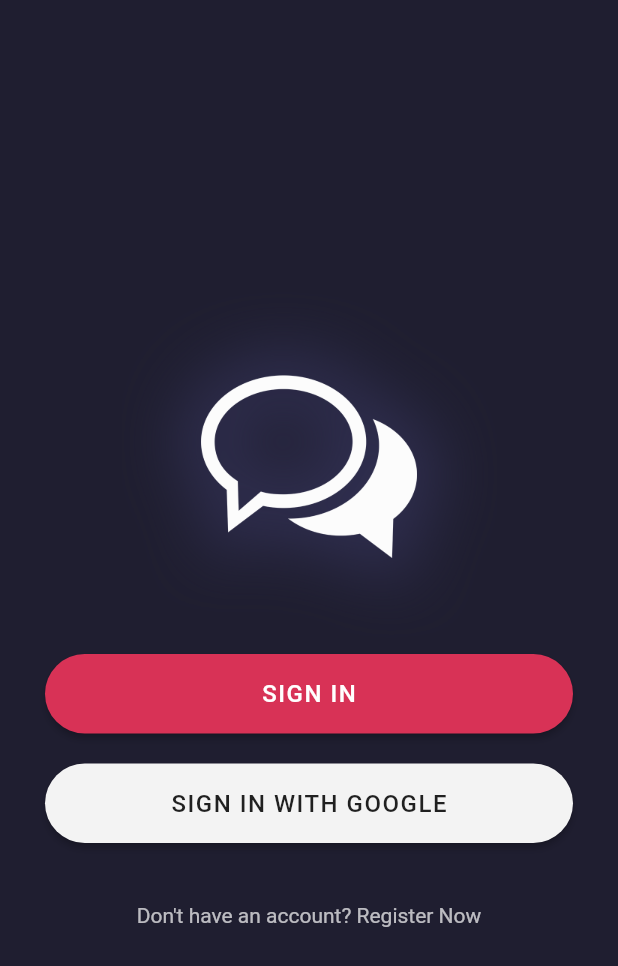
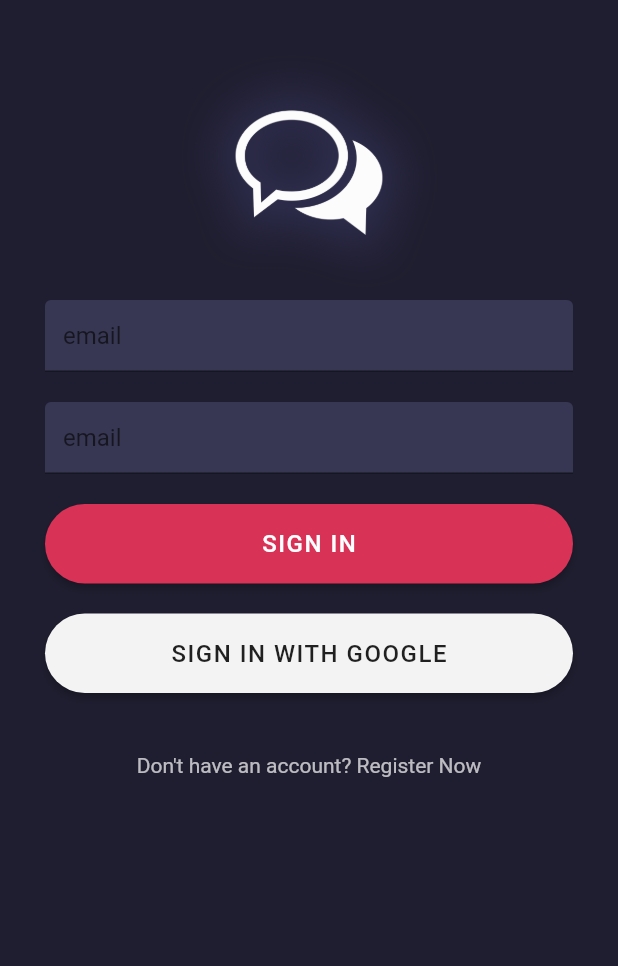
Before and after one commit to johnuberbacher/flutter_sendly_chat, a Flutter app: the screen it shows after launch, on a phone screen of 412 x 824 dp. Shown: the top 966 px of the screen. Run offline on Flutter 3.47's test engine with Material 2 defaults, Android fonts, the phone set to English and light mode, and no system bars.

Commit message:
Started Home/Login Screen development

```diff
--- a/lib/views/signIn.dart
+++ b/lib/views/signIn.dart
@@ -15,12 +15,52 @@ class _SignInState extends State<SignIn> {
       body: Container(
         width: double.infinity,
         margin: const EdgeInsets.all(30.0),
+        child: ScrollConfiguration(
+          behavior: new ScrollBehavior()
+            ..buildViewportChrome(context, null, AxisDirection.down),
+          child: SingleChildScrollView(
             child: Column(
               mainAxisAlignment: MainAxisAlignment.center,
               crossAxisAlignment: CrossAxisAlignment.center,
               children: [
                 Image.asset('assets/icons/handle-chat-logo-shadow.png',
-                width: 250.0),
+                    width: 170.0),
+                Container(
+                  margin: const EdgeInsets.only(
+                    bottom: 20.0,
+                  ),
+                  width: double.infinity,
+                  child: TextField(
+                    autofocus: false,
+                    decoration: InputDecoration(
+                      filled: true,
+                      fillColor: Color(0xFF373753),
+                      hintText: "email",
+                      focusedBorder: OutlineInputBorder(
+                        borderSide: BorderSide(color: Colors.white),
+                        borderRadius: BorderRadius.circular(5),
+                      ),
+                    ),
+                  ),
+                ),
+                Container(
+                  margin: const EdgeInsets.only(
+                    bottom: 20.0,
+                  ),
+                  width: double.infinity,
+                  child: TextField(
+                    autofocus: false,
+                    decoration: InputDecoration(
+                      filled: true,
+                      fillColor: Color(0xFF373753),
+                      hintText: "email",
+                      focusedBorder: OutlineInputBorder(
+                        borderSide: BorderSide(color: Colors.white),
+                        borderRadius: BorderRadius.circular(5),
+                      ),
+                    ),
+                  ),
+                ),
                 Container(
                   margin: const EdgeInsets.only(
                     bottom: 20.0,
@@ -91,6 +131,8 @@ class _SignInState extends State<SignIn> {
               ],
             ),
           ),
+        ),
+      ),
     );
   }
 }
```
Also changed, not shown: 1 other file. Lines whose indentation alone changed are shown as unchanged.
